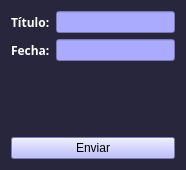
This is Prueba tp/form_organigrama.ui in stel0/TP-PYTHON as Qt 5 draws it before an edit. The edited form follows.
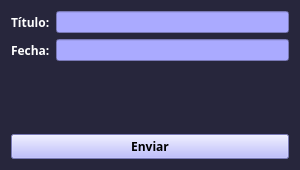
This is the edited form.

The edit to the form file:
```diff
--- a/Prueba tp/form_organigrama.ui
+++ b/Prueba tp/form_organigrama.ui
@@ -6,7 +6,7 @@
    <rect>
     <x>0</x>
     <y>0</y>
-    <width>186</width>
+    <width>300</width>
     <height>170</height>
    </rect>
   </property>
@@ -83,6 +83,16 @@
    </item>
    <item>
     <widget class="QPushButton" name="enviar_button">
+     <property name="font">
+      <font>
+       <family>Candara</family>
+       <weight>75</weight>
+       <bold>true</bold>
+      </font>
+     </property>
+     <property name="cursor">
+      <cursorShape>PointingHandCursor</cursorShape>
+     </property>
      <property name="styleSheet">
       <string notr="true">background-color:rgb(170, 170, 255);</string>
      </property>
```
